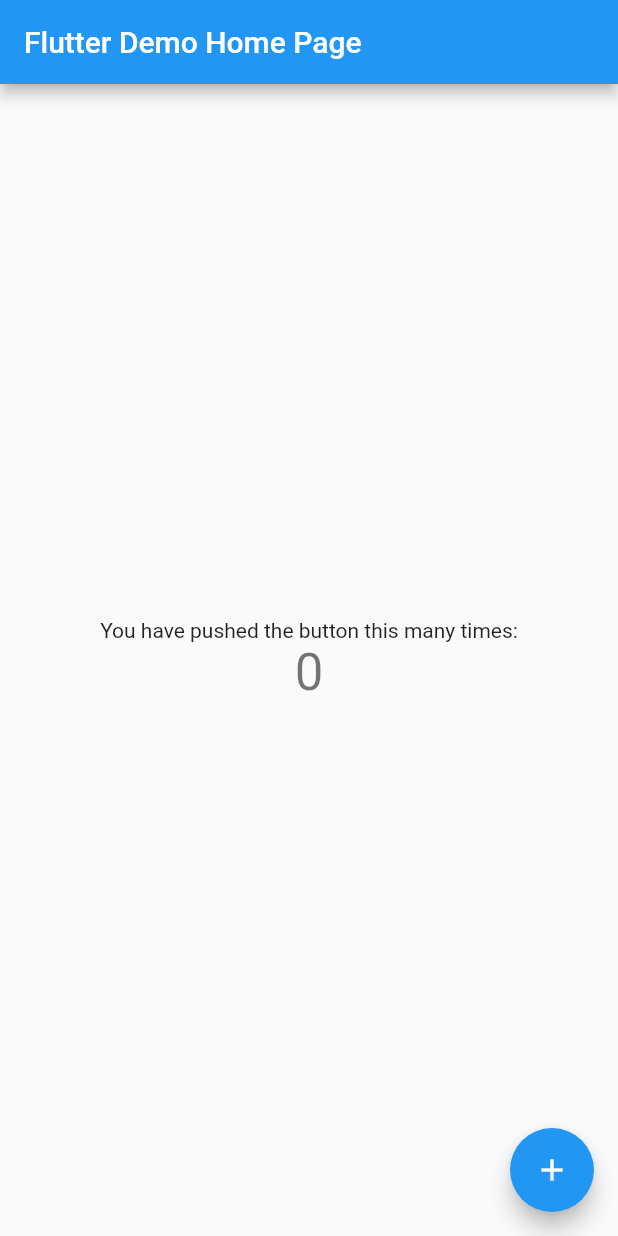
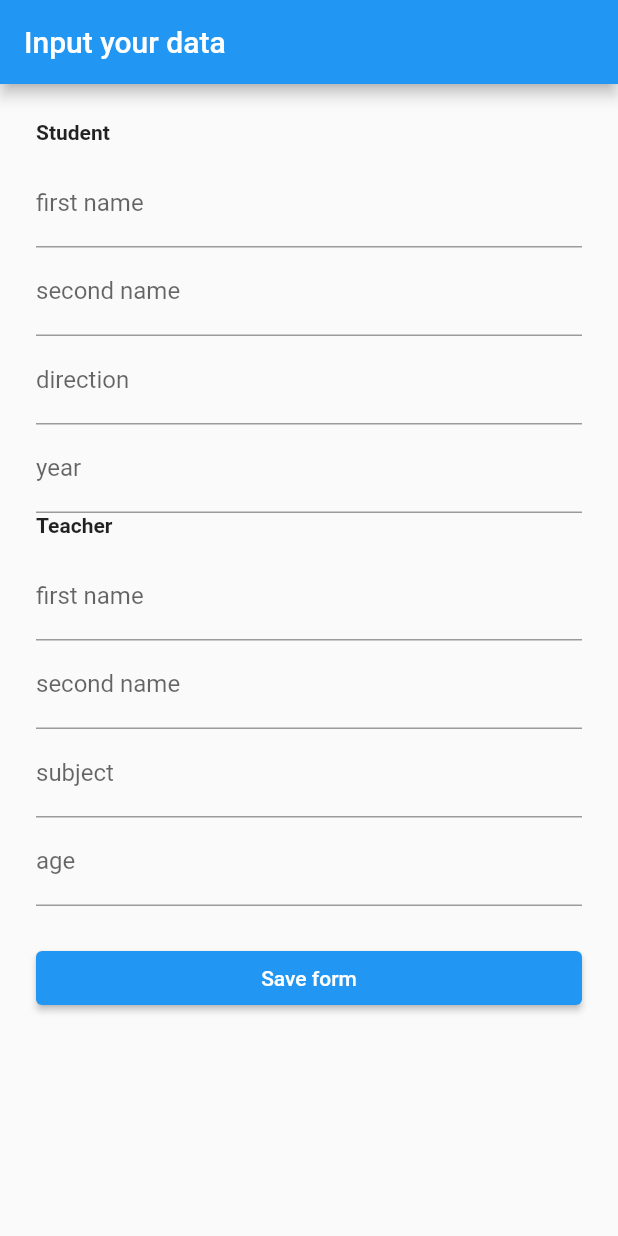
Before and after one commit to inoek/labs-4-grad, a Flutter app: the screen it shows after launch, on a phone screen of 412 x 824 dp. Run offline on Flutter 3.47's test engine with Material 2 defaults, Android fonts, the phone set to English and light mode, and no system bars.

```diff
--- /dev/null
+++ b/lab1/lib/input_form.dart
@@ -0,0 +1,68 @@
+import 'package:flutter/material.dart';
+
+class InputForm extends StatelessWidget {
+  InputForm({Key? key}) : super(key: key);
+
+  final _formKey = GlobalKey<FormState>();
+
+  @override
+  Widget build(BuildContext context) {
+    return Scaffold(
+      appBar: AppBar(
+        title: Text('Input your data'),
+      ),
+      body: ListView(
+        padding: const EdgeInsets.all(24),
+        children: [
+          _buildForm(),
+          const SizedBox(height: 24),
+          ElevatedButton(
+              onPressed: () => _formKey.currentState?.save(),
+              child: Text('Save form'))
+        ],
+      ),
+    );
+  }
+
+  Widget _buildForm() {
+    return Column(
+      crossAxisAlignment: CrossAxisAlignment.start,
+      children: [
+        Text(
+          'Student',
+          style: TextStyle(fontWeight: FontWeight.bold),
+        ),
+        const SizedBox(height: 10),
+        TextFormField(
+          decoration: InputDecoration(label: Text('first name')),
+        ),
+        TextFormField(
+          decoration: InputDecoration(label: Text('second name')),
+        ),
+        TextFormField(
+          decoration: InputDecoration(label: Text('direction')),
+        ),
+        TextFormField(
+          decoration: InputDecoration(label: Text('year')),
+        ),
+        Text(
+          'Teacher',
+          style: TextStyle(fontWeight: FontWeight.bold),
+        ),
+        const SizedBox(height: 10),
+        TextFormField(
+          decoration: InputDecoration(label: Text('first name')),
+        ),
+        TextFormField(
+          decoration: InputDecoration(label: Text('second name')),
+        ),
+        TextFormField(
+          decoration: InputDecoration(label: Text('subject')),
+        ),
+        TextFormField(
+          decoration: InputDecoration(label: Text('age')),
+        ),
+      ],
+    );
+  }
+}
--- /dev/null
+++ b/lab1/lib/input_form_vm.dart
@@ -0,0 +1,12 @@
+import 'package:flutter/cupertino.dart';
+
+class InputFormVM with ChangeNotifier {
+  bool? _isEmpty;
+
+  bool? get isEmpty => _isEmpty;
+
+  set isEmpty(bool? value) {
+    _isEmpty = value;
+    notifyListeners();
+  }
+}
--- a/lab1/lib/main.dart
+++ b/lab1/lib/main.dart
@@ -1,4 +1,8 @@
 import 'package:flutter/material.dart';
+import 'package:lab1/input_form.dart';
+import 'package:lab1/input_form_vm.dart';
+import 'package:lab1/storage_view.dart';
+import 'package:provider/provider.dart';
 
 void main() {
   runApp(MyApp());
@@ -11,126 +15,42 @@ class MyApp extends StatelessWidget {
     return MaterialApp(
       title: 'Flutter Demo',
       theme: ThemeData(
-        // This is the theme of your application.
-        //
-        // Try running your application with "flutter run". You'll see the
-        // application has a blue toolbar. Then, without quitting the app, try
-        // changing the primarySwatch below to Colors.green and then invoke
-        // "hot reload" (press "r" in the console where you ran "flutter run",
-        // or simply save your changes to "hot reload" in a Flutter IDE).
-        // Notice that the counter didn't reset back to zero; the application
-        // is not restarted.
         primarySwatch: Colors.blue,
       ),
-      home: MyHomePage(title: 'Flutter Demo Home Page'),
+      home: const _RootScreen(),
     );
   }
 }
 
-class MyHomePage extends StatefulWidget {
-  MyHomePage({Key? key, required this.title}) : super(key: key);
-
-  // This widget is the home page of your application. It is stateful, meaning
-  // that it has a State object (defined below) that contains fields that affect
-  // how it looks.
-
-  // This class is the configuration for the state. It holds the values (in this
-  // case the title) provided by the parent (in this case the App widget) and
-  // used by the build method of the State. Fields in a Widget subclass are
-  // always marked "final".
-
-  final String title;
-
-  @override
-  _MyHomePageState createState() => _MyHomePageState();
-}
-
-class _MyHomePageState extends State<MyHomePage> {
-  int _counter = 0;
-
-  void _incrementCounter() {
-    setState(() {
-      _counter++;
-    });
-  }
+class _RootScreen extends StatelessWidget {
+  const _RootScreen({Key? key}) : super(key: key);
 
   @override
   Widget build(BuildContext context) {
-    return Scaffold(
-      appBar: AppBar(
-        title: Text(widget.title),
+    return MultiProvider(
+      providers: [
+        ChangeNotifierProvider(
+          create: (_) => InputFormVM(),
+        ),
+      ],
+      child: Consumer<InputFormVM>(
+        builder: (BuildContext context, vm, _) {
+          return Navigator(
+            pages: [
+              MaterialPage(
+                child: InputForm(),
+              ),
+              if (vm.isEmpty == false)
+                MaterialPage(
+                  child: StorageView(),
+                ),
+            ],
+            onPopPage: (route, result) {
+              return route.didPop(result);
+            },
+          );
+        },
       ),
-      body: Center(
-        // Center is a layout widget. It takes a single child and positions it
-        // in the middle of the parent.
-        child: Column(
-          mainAxisAlignment: MainAxisAlignment.center,
-          children: <Widget>[
-            Text(
-              'You have pushed the button this many times:',
-            ),
-            Text(
-              '$_counter',
-              style: Theme.of(context).textTheme.headline4,
-            ),
-          ],
-        ),
-      ),
-      floatingActionButton: FloatingActionButton(
-        onPressed: _incrementCounter,
-        tooltip: 'Increment',
-        child: Icon(Icons.add),
-      ), // This trailing comma makes auto-formatting nicer for build methods.
     );
   }
 }
-
-abstract class Person {
-  String? firstName;
-  String? secondName;
-
-  void setName();
-
-  void getName();
-}
-
-class Student extends Person {
-  Student({
-    this.direction,
-    this.year,
-  });
-
-  final String? direction;
-
-  final String? year;
-
-  @override
-  void getName() {
-    // TODO: implement getName
-  }
-
-  @override
-  void setName() {
-    // TODO: implement setName
-  }
-}
-
-class Teachers extends Person {
-  Teachers({
-    this.subject,
-    this.age,
-  });
-
-  final String? subject;
-  final String? age;
-
-  @override
-  void getName() {
-    // TODO: implement getName
-  }
-
-  @override
-  void setName() {
-    // TODO: implement setName
-  }
-}
--- /dev/null
+++ b/lab1/lib/models.dart
@@ -0,0 +1,99 @@
+import 'package:flutter/cupertino.dart';
+
+abstract class Person {
+  String? firstName;
+  String? secondName;
+}
+
+class Student extends Person with ChangeNotifier {
+  Student({
+    this.direction,
+    this.year,
+  });
+
+  final String? direction;
+
+  final String? year;
+
+  String? _inputFirstName;
+
+  String? get inputFirstName => _inputFirstName;
+
+  set inputFirstName(String? value) {
+    _inputFirstName = value;
+    notifyListeners();
+  }
+
+  String? _inputSecondName;
+
+  String? get inputSecondName => _inputSecondName;
+
+  set inputSecondName(String? value) {
+    _inputSecondName = value;
+    notifyListeners();
+  }
+
+  String? _inputDirection;
+
+  String? get inputDirection => _inputDirection;
+
+  set inputDirection(String? value) {
+    _inputDirection = value;
+    notifyListeners();
+  }
+
+  String? _inputYear;
+
+  String? get inputYear => _inputYear;
+
+  set inputYear(String? value) {
+    _inputYear = value;
+    notifyListeners();
+  }
+}
+
+class Teacher extends Person with ChangeNotifier {
+  Teacher({
+    this.subject,
+    this.age,
+  });
+
+  final String? subject;
+  final String? age;
+
+  String? _inputFirstName;
+
+  String? get inputFirstName => _inputFirstName;
+
+  set inputFirstName(String? value) {
+    _inputFirstName = value;
+    notifyListeners();
+  }
+
+  String? _inputSecondName;
+
+  String? get inputSecondName => _inputSecondName;
+
+  set inputSecondName(String? value) {
+    _inputSecondName = value;
+    notifyListeners();
+  }
+
+  String? _inputSubject;
+
+  String? get inputSubject => _inputSubject;
+
+  set inputSubject(String? value) {
+    _inputSubject = value;
+    notifyListeners();
+  }
+
+  String? _inputAge;
+
+  String? get inputAge => _inputAge;
+
+  set inputAge(String? value) {
+    _inputAge = value;
+    notifyListeners();
+  }
+}
--- a/lab1/pubspec.yaml
+++ b/lab1/pubspec.yaml
@@ -28,6 +28,7 @@ dependencies:
   # The following adds the Cupertino Icons font to your application.
   # Use with the CupertinoIcons class for iOS style icons.
   cupertino_icons: ^1.0.2
+  provider: ^6.0.1
 
 dev_dependencies:
   flutter_test:
```
Also changed, not shown: lab1/lib/storage_view.dart (added, +14 -0 lines), lab1/pubspec.lock.
